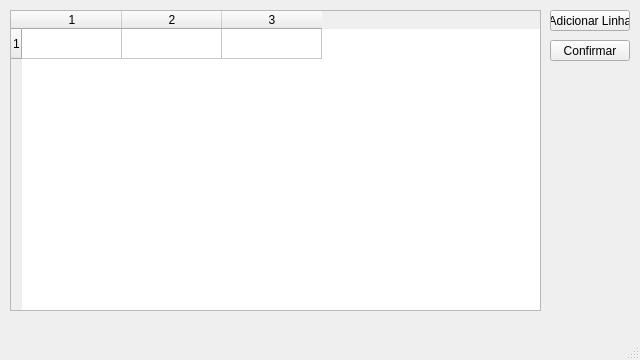
Before: the Qt Designer form src/criticpathform.ui in carlosebmachado/adjacency-graph, drawn with Qt 5.
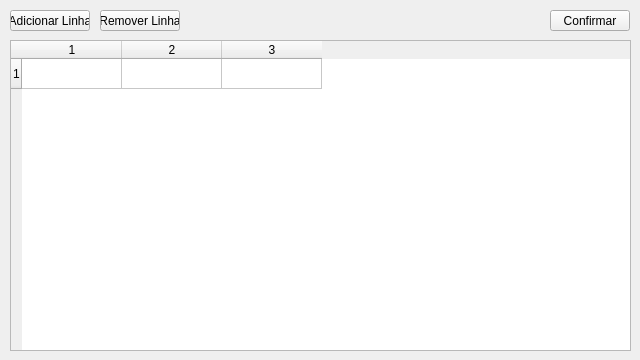
After: the same form once the commit is applied.

Diff of the .ui file:
```diff
--- a/src/criticpathform.ui
+++ b/src/criticpathform.ui
@@ -10,6 +10,18 @@
     <height>360</height>
    </rect>
   </property>
+  <property name="minimumSize">
+   <size>
+    <width>640</width>
+    <height>360</height>
+   </size>
+  </property>
+  <property name="maximumSize">
+   <size>
+    <width>640</width>
+    <height>360</height>
+   </size>
+  </property>
   <property name="windowTitle">
    <string>MainWindow</string>
   </property>
@@ -18,9 +30,9 @@
     <property name="geometry">
      <rect>
       <x>10</x>
-      <y>10</y>
-      <width>531</width>
-      <height>301</height>
+      <y>40</y>
+      <width>621</width>
+      <height>311</height>
      </rect>
     </property>
     <property name="rowCount">
@@ -37,7 +49,7 @@
    <widget class="QPushButton" name="btnAddRow">
     <property name="geometry">
      <rect>
-      <x>550</x>
+      <x>10</x>
       <y>10</y>
       <width>80</width>
       <height>21</height>
@@ -51,7 +63,7 @@
     <property name="geometry">
      <rect>
       <x>550</x>
-      <y>40</y>
+      <y>10</y>
       <width>80</width>
       <height>21</height>
      </rect>
@@ -60,18 +72,20 @@
      <string>Confirmar</string>
     </property>
    </widget>
+   <widget class="QPushButton" name="btnRemoveRow">
+    <property name="geometry">
+     <rect>
+      <x>100</x>
+      <y>10</y>
+      <width>80</width>
+      <height>21</height>
+     </rect>
+    </property>
+    <property name="text">
+     <string>Remover Linha</string>
+    </property>
+   </widget>
   </widget>
-  <widget class="QMenuBar" name="menubar">
-   <property name="geometry">
-    <rect>
-     <x>0</x>
-     <y>0</y>
-     <width>640</width>
-     <height>20</height>
-    </rect>
-   </property>
-  </widget>
-  <widget class="QStatusBar" name="statusbar"/>
  </widget>
  <resources/>
  <connections/>
```
